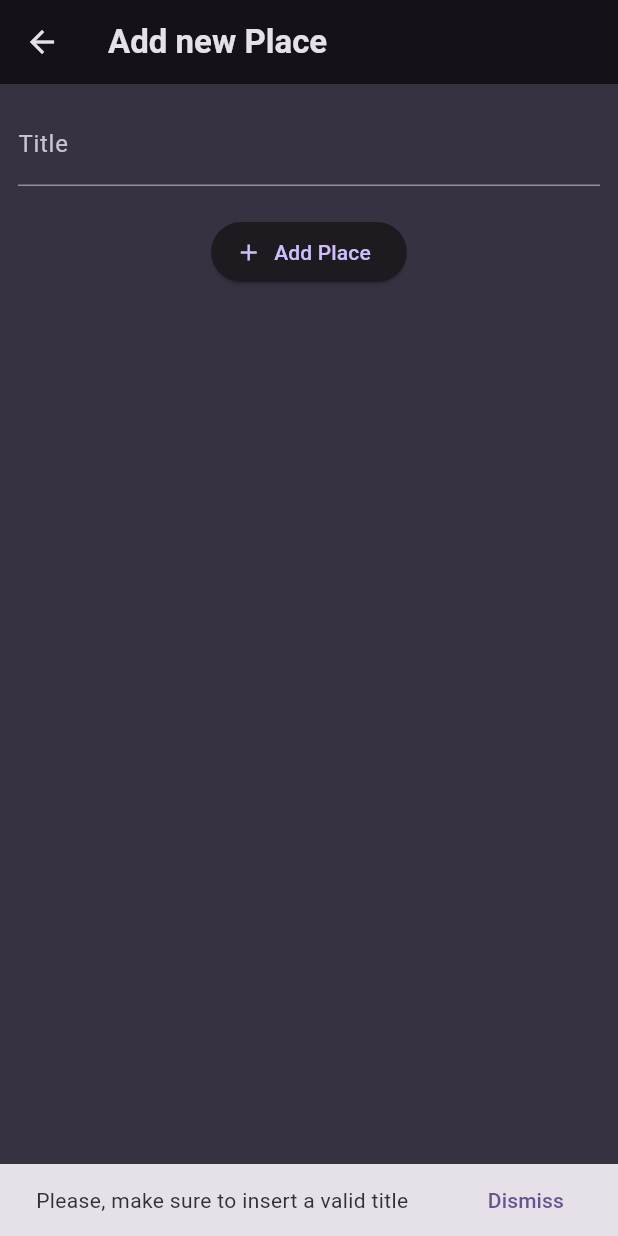
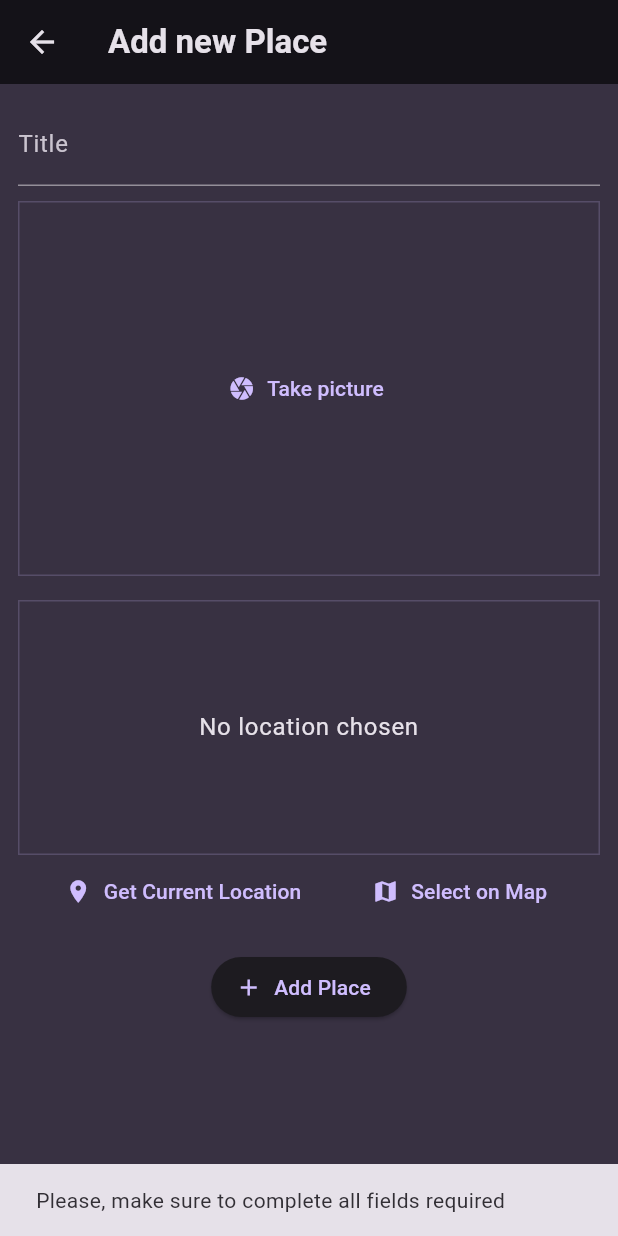
Before and after one commit to hitaloss/favorite_places, a Flutter app: the NewPlaceScreen screen opened directly, after a tap on "Add Place", on a phone screen of 412 x 824 dp. Run offline on Flutter 3.47's test engine with Material 3 defaults, Android fonts, the phone set to English and light mode, and no system bars; our stand-ins replace flutter_riverpod, google_fonts, image_picker, location.

Commit message:
feat: added image and location input on screen, along with fields validation

```diff
--- a/lib/screens/new_place.dart
+++ b/lib/screens/new_place.dart
@@ -1,9 +1,12 @@
-import 'package:favorite_places/providers/places.dart';
+import 'package:favorite_places/widgets/location_input.dart';
 import 'package:flutter/material.dart';
-
-import 'package:favorite_places/models/place.dart';
+import 'dart:io';
 
 import 'package:flutter_riverpod/flutter_riverpod.dart';
+
+import 'package:favorite_places/widgets/image_input.dart';
+import 'package:favorite_places/providers/places.dart';
+import 'package:favorite_places/models/place.dart';
 
 class NewPlaceScreen extends ConsumerStatefulWidget {
   const NewPlaceScreen({super.key});
@@ -14,26 +17,26 @@ class NewPlaceScreen extends ConsumerStatefulWidget {
 
 class _NewPlaceScreenState extends ConsumerState<NewPlaceScreen> {
   final _titleValueController = TextEditingController();
+  File? _selectedImage;
+  PlaceLocation? _selectedLocation;
 
   void snackBarNotification(String message) {
     ScaffoldMessenger.of(context).showSnackBar(SnackBar(
       content: Text(message),
-      action: SnackBarAction(
-          label: "Dismiss",
-          onPressed: () {
-            ScaffoldMessenger.of(context).removeCurrentSnackBar();
-          }),
     ));
   }
 
   void _addPlace() {
-    if (_titleValueController.text.trim().isEmpty) {
-      snackBarNotification("Please, make sure to insert a valid title");
+    if (_titleValueController.text.isEmpty ||
+        _selectedImage == null ||
+        _selectedLocation == null) {
+      snackBarNotification("Please, make sure to complete all fields required");
       return;
     }
-    ref
-        .read(placesProvider.notifier)
-        .addPlace(Place(title: _titleValueController.text));
+    ref.read(placesProvider.notifier).addPlace(Place(
+        title: _titleValueController.text,
+        image: _selectedImage!,
+        location: _selectedLocation!));
     snackBarNotification("Place added");
     Navigator.of(context).pop();
   }
@@ -57,7 +60,17 @@ class _NewPlaceScreenState extends ConsumerState<NewPlaceScreen> {
             decoration: const InputDecoration(label: Text("Title")),
             style: const TextStyle(color: Colors.white),
           ),
-          const SizedBox(height: 20),
+          const SizedBox(height: 10),
+          ImageInput(
+            onPickImage: (image) {
+              _selectedImage = image;
+            },
+          ),
+          const SizedBox(height: 16),
+          LocationInput(onPickLocation: (PlaceLocation location) {
+            _selectedLocation = location;
+          }),
+          const SizedBox(height: 16),
           ElevatedButton.icon(
             onPressed: _addPlace,
             icon: const Icon(Icons.add),
```
